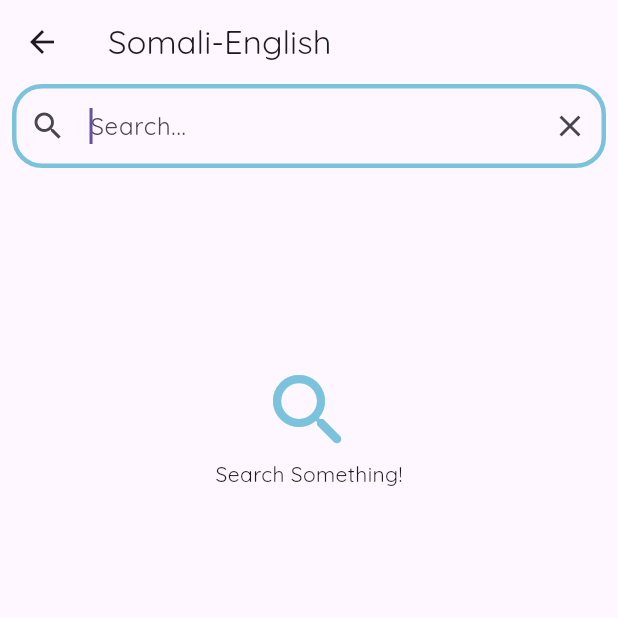
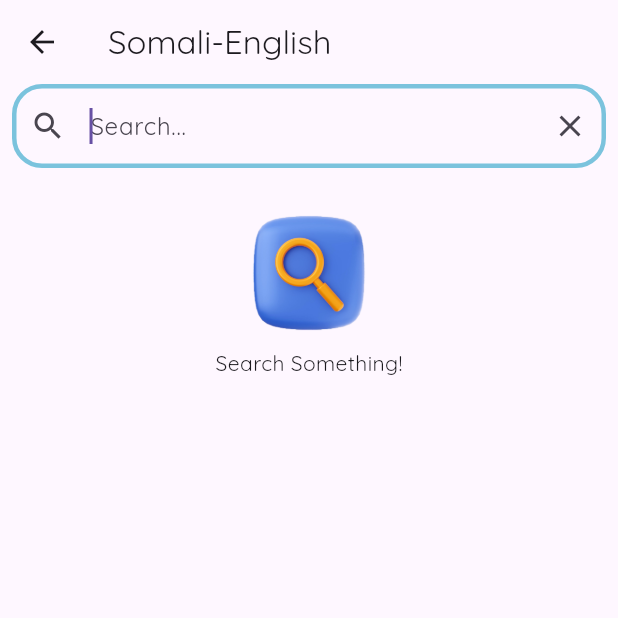
Before and after one commit to ZaryabAlam/Semolina, a Flutter app: the SomaliEnglishPage screen opened directly, on a phone screen of 412 x 824 dp, the top half of it. Run offline on Flutter 3.47's test engine with Material 2 defaults, Android fonts, the phone set to English and light mode, and no system bars; drawn by our look-alikes of flutter_animate; our stand-ins replace font_awesome_flutter, get, google_fonts, sqflite; accounts and stored records are empty.

Commit message:
Add text animation | 3d Icons

```diff
--- a/lib/views/somaliEnglish/somaliEngPage.dart
+++ b/lib/views/somaliEnglish/somaliEngPage.dart
@@ -1,4 +1,5 @@
 import 'package:flutter/material.dart';
+import 'package:flutter_animate/flutter_animate.dart';
 import 'package:semolina/models/somaliEngModel.dart';
 import 'package:semolina/utils/constants.dart';
 import 'package:semolina/views/somaliEnglish/somaliEngDes.dart';
@@ -35,7 +36,10 @@ class _SomaliEnglishPageState extends State<SomaliEnglishPage> {
   Widget build(BuildContext context) {
     return Scaffold(
       appBar: AppBar(
-        title: Text("Somali-English"),
+        title: Text("Somali-English")
+            .animate()
+            .fadeIn(delay: 200.ms, duration: 200.ms)
+            .slideY(duration: 200.ms),
       ),
       body: Column(children: [
         Container(
@@ -125,12 +129,14 @@ class _SomaliEnglishPageState extends State<SomaliEnglishPage> {
                     mainAxisAlignment: MainAxisAlignment.center,
                     crossAxisAlignment: CrossAxisAlignment.center,
                     children: [
-                      SizedBox(height: 120),
-                      Icon(
-                        Icons.search_rounded,
-                        color: primaryColor,
-                        size: 64,
+                      SizedBox(height: 20),
+                      Container(
+                        height: 80,
+                        width: 80,
+                        child:
+                            Image(image: AssetImage("assets/search_icon.png")),
                       ),
+                      SizedBox(height: 10),
                       Text("Search Something!"),
                     ],
                   ),
@@ -140,12 +146,14 @@ class _SomaliEnglishPageState extends State<SomaliEnglishPage> {
                     mainAxisAlignment: MainAxisAlignment.center,
                     crossAxisAlignment: CrossAxisAlignment.center,
                     children: [
-                      SizedBox(height: 120),
-                      Icon(
-                        Icons.search_off_rounded,
-                        color: primaryColor,
-                        size: 64,
+                      SizedBox(height: 20),
+                      Container(
+                        height: 80,
+                        width: 80,
+                        child:
+                            Image(image: AssetImage("assets/cross_icon.png")),
                       ),
+                      SizedBox(height: 10),
                       Text("No Result Found!")
                     ],
                   ),
--- a/pubspec.yaml
+++ b/pubspec.yaml
@@ -41,6 +41,7 @@ dependencies:
   font_awesome_flutter: ^10.0.0
   get: ^4.2.3
   google_fonts: ^4.0.4
+  flutter_animate: ^3.1.0
 
 dev_dependencies:
   flutter_test:
```
Also changed, not shown: lib/views/aboutPage.dart (+5 -4 lines), lib/views/home.dart (+7 -2 lines), lib/views/searchPage.dart (+18 -9 lines), lib/views/somaliSomali/somaliSomPage.dart (+19 -11 lines), assets/cross_icon.png (added), assets/info_icon.png (added), assets/search_icon.png (added), pubspec.lock, 1 other file.
